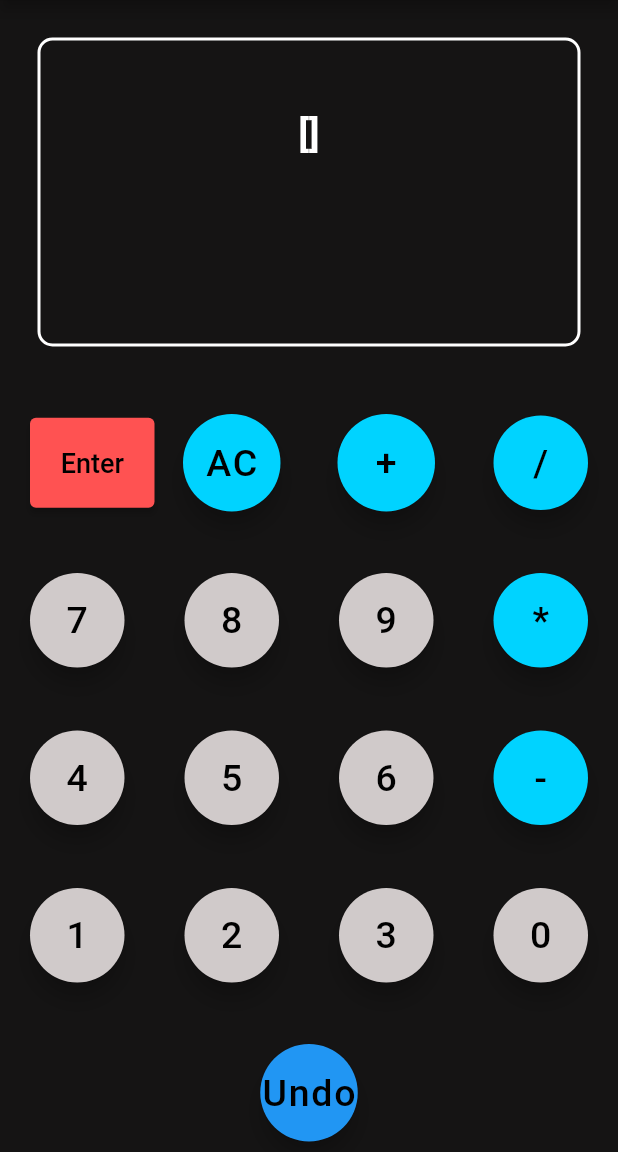
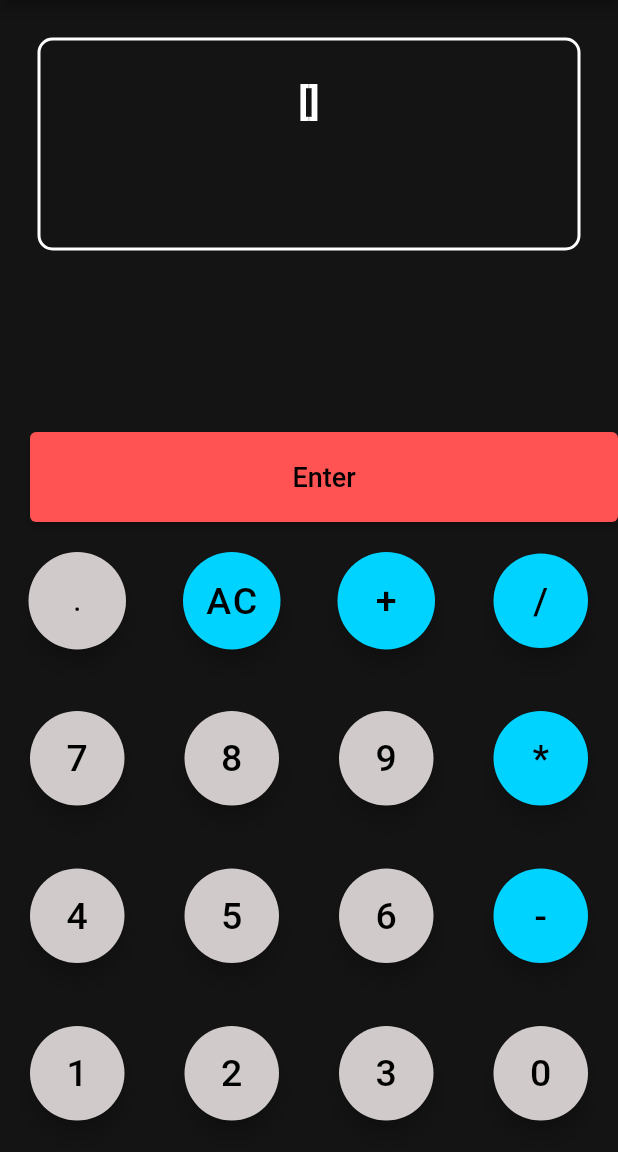
Before and after one commit to MathiasKrarup/RPN_Calculator, a Flutter app: the screen it shows after launch, on a phone screen of 412 x 824 dp, the part 84-1236 px from its top. Run offline on Flutter 3.47's test engine with Material 2 defaults, Android fonts, the phone set to English and light mode, and no system bars.

Commit message:
Made the last fix

```diff
--- a/lib/Frontend/keypad.dart
+++ b/lib/Frontend/keypad.dart
@@ -36,13 +36,6 @@ class Keypad extends StatelessWidget {
         updateUI();
     }
 
-    AddToStack() {
-      final parsedString = double.tryParse(calculatorState.enteredNumber);
-      calculatorState.stack.add(parsedString!);
-      calculatorState.enteredNumber = '';
-      updateUI();
-    }
-
       ClearAll() {
       calculatorState.enteredNumber = '';
       calculatorState.stack.clear();
@@ -64,16 +57,39 @@ class Keypad extends StatelessWidget {
                     height: 60,
                       child: ElevatedButton(
                         onPressed: () {
-                        PushCommand(calculatorState.stack, double.tryParse(calculatorState.enteredNumber)!).execute();
+                          PushCommand(calculatorState.stack, double.tryParse
+                            (calculatorState.enteredNumber)!).execute();
                             calculatorState.enteredNumber = '';
                             updateUI();
                         },
                         style: ElevatedButton.styleFrom(
                           backgroundColor: Colors.redAccent),
                         child: Text('Enter',
+                          style: TextStyle(fontSize: 18,
+                                color: Colors.black),
+                        ),
+                      ),
+                  ),
+                ),
+              )
+            ],
+          ),
+          Row(
+            children: [
+              Expanded(
+                child: Container(
+                  child: SizedBox(
+                  width: widthAndHeight,
+                  height: widthAndHeight,
+                    child: FloatingActionButton(
+                      onPressed: () {
+                        EnterNumber('.');
+                      },
+                      child: Text('.',
                         style: TextStyle(fontSize: 18.0,
                             color: Colors.black),
                       ),
+                      backgroundColor:  numberButtonColor,
                     ),
                   ),
                 ),
@@ -103,7 +119,6 @@ class Keypad extends StatelessWidget {
                     height: widthAndHeight,
                     child: FloatingActionButton(
                       onPressed: () {
-
                       AdditionCommand(calculatorState.stack).execute();
                       updateUI();
                       },
@@ -380,27 +395,6 @@ class Keypad extends StatelessWidget {
               ),
             ],
           ),
-          Row(
-            children: [
-              Expanded(
-                child: Container(
-                  margin: EdgeInsets.all(containerMargin),
-                  child: SizedBox(
-                    width: widthAndHeight,
-                    height: widthAndHeight,
-                      child: FloatingActionButton(
-                        onPressed: () {},
-                          child: Text('Undo',
-                            style: TextStyle(fontSize: 25,
-                                color: Colors.black),
-                          ),
-                      ),
-                  ),
-                ),
-              )
-            ],
-
-          )
         ],
       ),
     );
--- a/lib/main.dart
+++ b/lib/main.dart
@@ -41,7 +41,7 @@ class _MainScreenState extends State<MainScreen> {
             ),
           ),
           Expanded(
-            flex: 2,
+            flex: 3,
             child: Container(
               width: double.infinity,
               child: Keypad(this.calculatorState, () => setState(() => {})),
```
Lines whose indentation alone changed are shown as unchanged.
